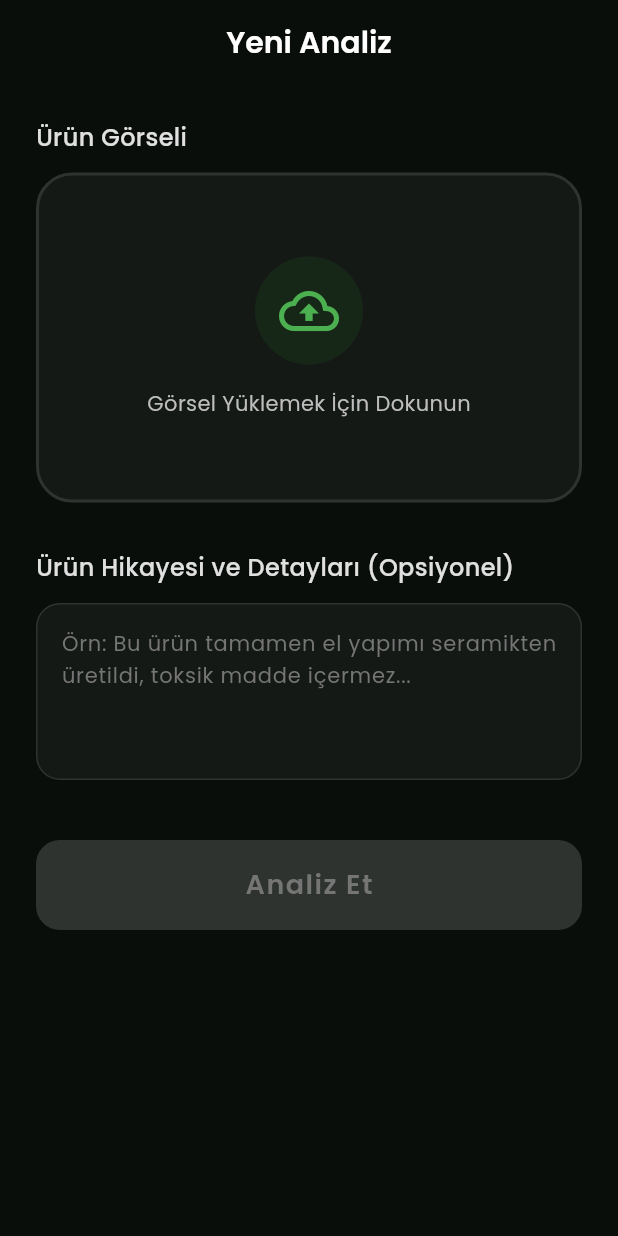
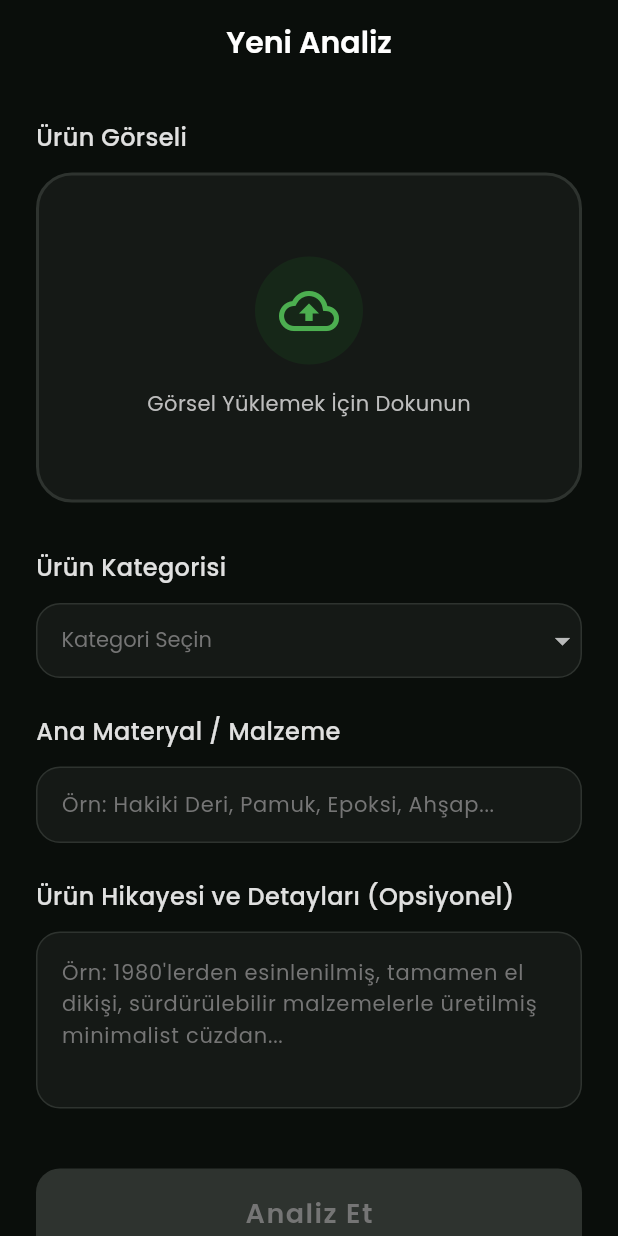
Before and after one commit to m-tokuc/ZanaatsAl, a Flutter app: the HomeScreen screen opened directly, on a phone screen of 412 x 824 dp. Run offline on Flutter 3.47's test engine with Material 3 defaults, Android fonts, the phone set to English and light mode, and no system bars; our stand-ins replace flutter_spinkit, google_fonts, image_picker.

Commit message:
feat(ui): add trendyol style advanced parameters and fix JSON mapping

```diff
--- a/frontend/lib/screens/home_screen.dart
+++ b/frontend/lib/screens/home_screen.dart
@@ -15,6 +15,8 @@ class HomeScreen extends StatefulWidget {
 class _HomeScreenState extends State<HomeScreen> {
   final ImagePicker _picker = ImagePicker();
   final TextEditingController _descriptionController = TextEditingController();
+  final TextEditingController _materialController = TextEditingController();
+  String? _selectedCategory;
   XFile? _selectedImage;
 
   Future<void> _pickImage(ImageSource source) async {
@@ -43,6 +45,8 @@ class _HomeScreenState extends State<HomeScreen> {
         builder: (context) => LoadingScreen(
           imageFile: _selectedImage!,
           description: _descriptionController.text.trim(),
+          category: _selectedCategory,
+          material: _materialController.text.trim(),
         ),
       ),
     );
@@ -51,6 +55,7 @@ class _HomeScreenState extends State<HomeScreen> {
   @override
   void dispose() {
     _descriptionController.dispose();
+    _materialController.dispose();
     super.dispose();
   }
 
@@ -165,6 +170,78 @@ class _HomeScreenState extends State<HomeScreen> {
 
               const SizedBox(height: 32),
 
+              // Kategori Seçimi
+              Text(
+                'Ürün Kategorisi',
+                style: GoogleFonts.poppins(
+                  fontSize: 16,
+                  fontWeight: FontWeight.w500,
+                  color: Colors.grey[300],
+                ),
+              ),
+              const SizedBox(height: 12),
+              Container(
+                decoration: BoxDecoration(
+                  color: const Color(0xFF151916),
+                  borderRadius: BorderRadius.circular(16),
+                  border: Border.all(color: const Color(0xFF2E332F)),
+                ),
+                child: DropdownButtonFormField<String>(
+                  value: _selectedCategory,
+                  dropdownColor: const Color(0xFF1A1A1A),
+                  style: GoogleFonts.poppins(color: Colors.white, fontSize: 14),
+                  decoration: const InputDecoration(
+                    border: InputBorder.none,
+                    contentPadding: EdgeInsets.symmetric(horizontal: 16, vertical: 4),
+                  ),
+                  hint: Text('Kategori Seçin', style: GoogleFonts.poppins(color: Colors.grey[600], fontSize: 14)),
+                  items: ['Çanta & Cüzdan', 'Giyim', 'Takı & Aksesuar', 'Ev Dekorasyonu', 'Sanat & Tablo']
+                      .map((String value) {
+                    return DropdownMenuItem<String>(
+                      value: value,
+                      child: Text(value),
+                    );
+                  }).toList(),
+                  onChanged: (newValue) {
+                    setState(() {
+                      _selectedCategory = newValue;
+                    });
+                  },
+                ),
+              ),
+
+              const SizedBox(height: 24),
+
+              // Ana Materyal
+              Text(
+                'Ana Materyal / Malzeme',
+                style: GoogleFonts.poppins(
+                  fontSize: 16,
+                  fontWeight: FontWeight.w500,
+                  color: Colors.grey[300],
+                ),
+              ),
+              const SizedBox(height: 12),
+              Container(
+                decoration: BoxDecoration(
+                  color: const Color(0xFF151916),
+                  borderRadius: BorderRadius.circular(16),
+                  border: Border.all(color: const Color(0xFF2E332F)),
+                ),
+                child: TextField(
+                  controller: _materialController,
+                  style: GoogleFonts.poppins(color: Colors.white, fontSize: 14),
+                  decoration: InputDecoration(
+                    hintText: 'Örn: Hakiki Deri, Pamuk, Epoksi, Ahşap...',
+                    hintStyle: GoogleFonts.poppins(color: Colors.grey[600], fontSize: 14),
+                    border: InputBorder.none,
+                    contentPadding: const EdgeInsets.symmetric(horizontal: 16, vertical: 14),
+                  ),
+                ),
+              ),
+
+              const SizedBox(height: 24),
+
               Text(
                 'Ürün Hikayesi ve Detayları (Opsiyonel)',
                 style: GoogleFonts.poppins(
@@ -187,7 +264,7 @@ class _HomeScreenState extends State<HomeScreen> {
                   maxLines: 4,
                   style: GoogleFonts.poppins(color: Colors.white, fontSize: 14),
                   decoration: InputDecoration(
-                    hintText: 'Örn: Bu ürün tamamen el yapımı seramikten üretildi, toksik madde içermez...',
+                    hintText: "Örn: 1980'lerden esinlenilmiş, tamamen el dikişi, sürdürülebilir malzemelerle üretilmiş minimalist cüzdan...",
                     hintStyle: GoogleFonts.poppins(color: Colors.grey[600], fontSize: 14),
                     border: InputBorder.none,
                     contentPadding: const EdgeInsets.all(16),
```
Also changed, not shown: frontend/lib/screens/loading_screen.dart (+11 -1 lines), frontend/lib/screens/result_screen.dart (+59 -25 lines), frontend/lib/services/api_service.dart (+13 -2 lines), 2 other files.
